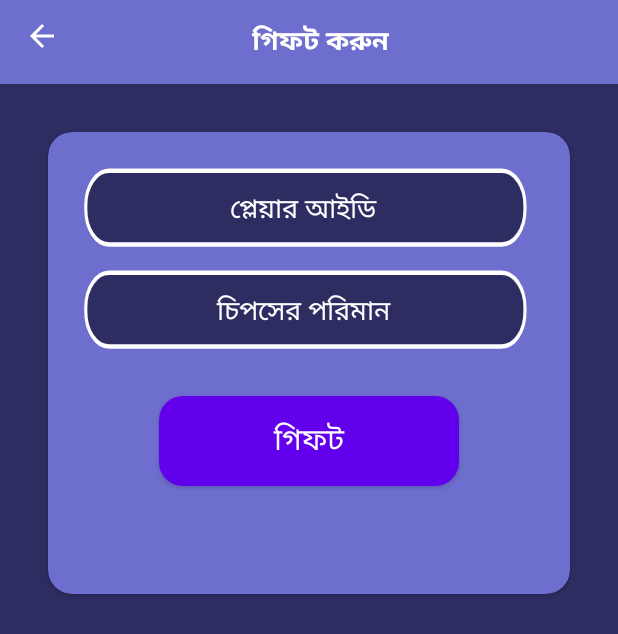
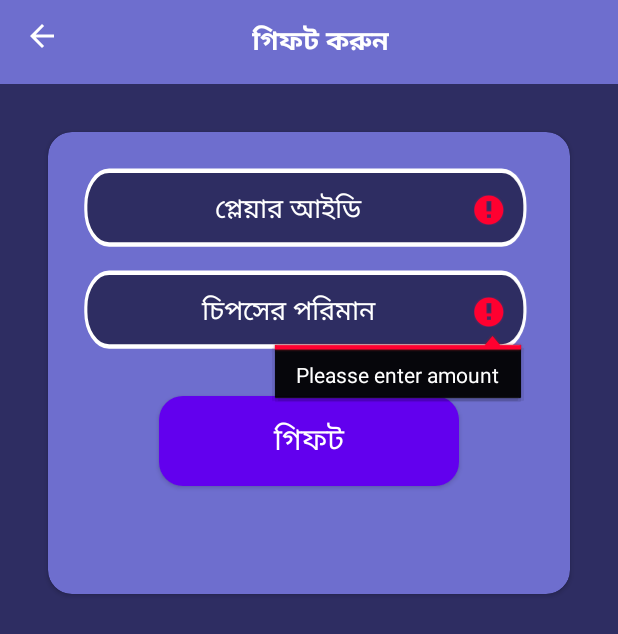
Before and after one commit to applandsys/tencrmbank_android_native, an Android app: the GiftActivity screen opened directly, with no data from a screen before it, after a tap on "গিফট", on a phone screen of 412 x 824 dp. Shown: the top 634 px of the screen. Run offline under Robolectric (Android 15) with nearby library versions, the phone set to English and light mode, and no system bars; our stand-ins replace Volley, sdp/ssp sizes; network calls fail.

Commit message:
transfer o kora hoise

```diff
--- a/app/src/main/java/com/example/a10crmbank/GiftActivity.java
+++ b/app/src/main/java/com/example/a10crmbank/GiftActivity.java
@@ -2,21 +2,89 @@ package com.example.a10crmbank;
 
 import android.content.Intent;
 import android.os.Bundle;
+import android.text.TextUtils;
 import android.view.View;
+import android.widget.EditText;
 
+import androidx.annotation.Nullable;
 import androidx.appcompat.app.AppCompatActivity;
+
+import com.android.volley.AuthFailureError;
+import com.android.volley.Request;
+import com.android.volley.Response;
+import com.android.volley.VolleyError;
+import com.android.volley.toolbox.StringRequest;
+
+import org.json.JSONException;
+import org.json.JSONObject;
+
+import java.util.HashMap;
+import java.util.Map;
 
 public class GiftActivity extends AppCompatActivity {
 
+    EditText player_id_edittext, chips_amount_edittext;
+    String player_id, chips_amount;
     @Override
     protected void onCreate(Bundle savedInstanceState) {
         super.onCreate(savedInstanceState);
         setContentView(R.layout.gift);
 
+        player_id_edittext = findViewById(R.id.player_id_edittext);
+        chips_amount_edittext = findViewById(R.id.chips_amount_edittext);
+
+
+        Users users = SharedPrefManager.getInstance(getApplicationContext()).getUser();
+        String user_id = users.getUser_id();
+        String login_id = users.getLoginid();
+
         findViewById(R.id.gift).setOnClickListener(view -> {
+            player_id = player_id_edittext.getText().toString().trim();
+            chips_amount = chips_amount_edittext.getText().toString().trim();
+            if(TextUtils.isEmpty(player_id)){
+                player_id_edittext.setError("Please enter player id");
+                player_id_edittext.requestFocus();
+            }
+            if(TextUtils.isEmpty(chips_amount)){
+                chips_amount_edittext.setError("Pleasse enter amount");
+                chips_amount_edittext.requestFocus();
+            }
+
+            StringRequest stringRequest = new StringRequest(Request.Method.POST, URLs.GIFT_TPG,
+                    new Response.Listener<String>() {
+                        @Override
+                        public void onResponse(String response) {
+                            try {
+                                JSONObject obj = new JSONObject(response);
+                            } catch (JSONException e) {
+                                e.printStackTrace();
+                            }
+                        }
+                    },
+                    new Response.ErrorListener() {
+                        @Override
+                        public void onErrorResponse(VolleyError error) {
+
+                        }
+                    }
+
+            ){
+                @Override
+                protected Map<String, String> getParams() throws AuthFailureError {
+                   Map<String,String> params = new HashMap<>();
+                   params.put("action","gift_tpg");
+                   params.put("userid",user_id);
+                   params.put("request","1");
+                   params.put("chips",chips_amount);
+                   params.put("playerid",player_id);
+                   params.put("loginid",login_id);
+                   return params;
+                }
+            };
+
+            VolleySingleton.getInstance(this).addToRequestQueue(stringRequest);
 
         });
-
 
 
 
--- a/app/src/main/java/com/example/a10crmbank/OfferActivity.java
+++ b/app/src/main/java/com/example/a10crmbank/OfferActivity.java
@@ -72,8 +72,6 @@ public class OfferActivity extends AppCompatActivity {
         };
         VolleySingleton.getInstance(this).addToRequestQueue(stringRequest);
 
-        // Get Home Page data fromm server end
-
         findViewById(R.id.setting_back_imagevie).setOnClickListener(v -> {
             startActivity(new Intent(getApplicationContext(),HomeActivity.class));
         });
--- a/app/src/main/java/com/example/a10crmbank/URLs.java
+++ b/app/src/main/java/com/example/a10crmbank/URLs.java
@@ -8,6 +8,7 @@ public class URLs {
     public static final String LOGOUT= ROOT_URL + "api/logout";
     public static final String OFFER= ROOT_URL + "api/offer";
     public static final String WITHDRAAW = ROOT_URL + "api/withdrawtpg";
+    public static final String GIFT_TPG = ROOT_URL + "api/gifttpg";
     public static final String CHANGEPASS = ROOT_URL + "api/changePass";
 
 }
--- a/app/src/main/java/com/example/a10crmbank/WithdrawActivity.java
+++ b/app/src/main/java/com/example/a10crmbank/WithdrawActivity.java
@@ -53,7 +53,6 @@ public class WithdrawActivity extends AppCompatActivity {
                                 //converting response to json object
                                 JSONObject obj = new JSONObject(response);
                                 alert_text.setText(obj.getString("message"));
-                               // Toast.makeText(getApplicationContext(),response,Toast.LENGTH_LONG).show();
 
                             } catch (JSONException e) {
                                 Toast.makeText(getApplicationContext(),e.toString(),Toast.LENGTH_LONG).show();
--- a/app/src/main/res/layout/gift.xml
+++ b/app/src/main/res/layout/gift.xml
@@ -57,6 +57,7 @@
             android:padding="24dp">
 
             <EditText
+                android:id="@+id/player_id_edittext"
                 android:layout_width="match_parent"
                 android:layout_height="60dp"
                 android:background="@drawable/ic_bg_edit_txt"
@@ -70,6 +71,7 @@
                 android:textColorHint="@color/white" />
 
             <EditText
+                android:id="@+id/chips_amount_edittext"
                 android:layout_width="match_parent"
                 android:layout_height="60dp"
                 android:layout_marginTop="8dp"
--- a/app/src/main/res/layout/payment_method.xml
+++ b/app/src/main/res/layout/payment_method.xml
@@ -23,6 +23,7 @@
             android:orientation="horizontal">
 
             <ImageView
+                android:id="@+id/go_back"
                 android:layout_width="wrap_content"
                 android:layout_height="wrap_content"
                 android:layout_alignParentStart="true"
--- a/app/src/main/res/layout/transfer_point.xml
+++ b/app/src/main/res/layout/transfer_point.xml
@@ -56,6 +56,7 @@
             android:padding="24dp">
 
             <EditText
+                android:id="@+id/mbank_id_edittext"
                 android:layout_width="match_parent"
                 android:layout_height="60dp"
                 android:background="@drawable/ic_bg_edit_txt"
@@ -69,6 +70,7 @@
                 android:textColorHint="@color/white" />
 
             <EditText
+                android:id="@+id/point_amount_edittext"
                 android:layout_width="match_parent"
                 android:layout_height="60dp"
                 android:layout_marginTop="8dp"
```
Also changed, not shown: app/src/main/java/com/example/a10crmbank/PaymentMethodActivity.java (+10 -2 lines), app/src/main/java/com/example/a10crmbank/TransferPointActivity.java (+30 -1 lines).
